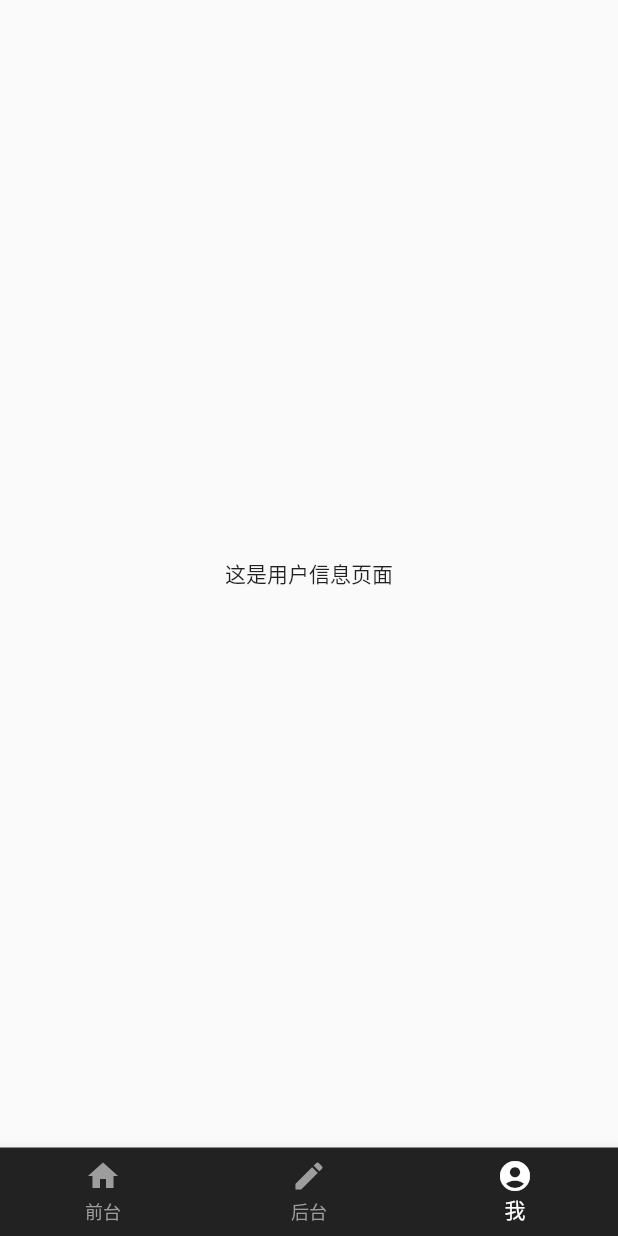
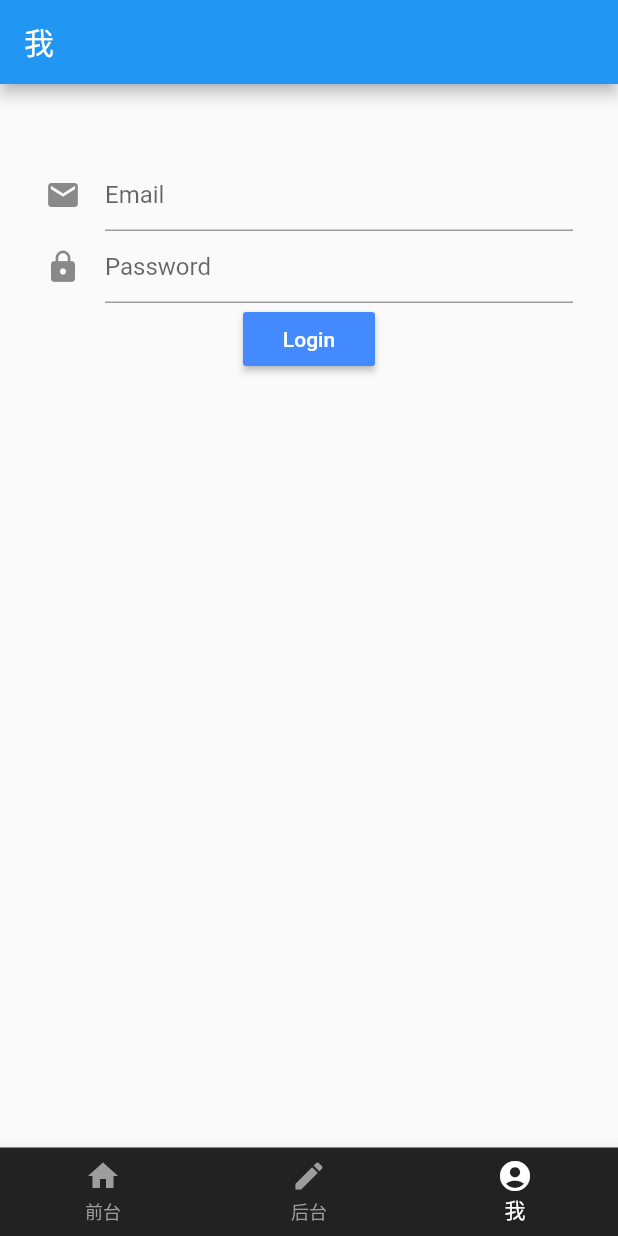
Before and after one commit to heguangyu5/ourblog-serverless-flutter-app, a Flutter app: the screen it shows after launch, item 3 of the bottom bar chosen, on a phone screen of 412 x 824 dp. Run offline on Flutter 3.47's test engine with Material 2 defaults, Android fonts, the phone set to English and light mode, and no system bars; missing offline and left inert: requests.

Commit message:
login logout ok

```diff
--- a/lib/User.dart
+++ b/lib/User.dart
@@ -1,11 +1,152 @@
+import 'package:flutter/cupertino.dart';
 import 'package:flutter/material.dart';
+import 'package:requests/requests.dart';
 
-class UserWidget extends StatelessWidget
+import 'main.dart';
+
+String email = '';
+String uid = '';
+String ost = '';
+
+class UserWidget extends StatefulWidget
 {
+  _UserWidgetState createState() => _UserWidgetState();
+}
+
+class _UserWidgetState extends State<UserWidget>
+{
+  final formKey = GlobalKey<FormState>();
+  final emailController = TextEditingController();
+  final passwordController = TextEditingController();
+
+  bool logining = false;
+
+  dispose()
+  {
+    emailController.dispose();
+    passwordController.dispose();
+    super.dispose();
+  }
+
+  Future login(BuildContext context) async {
+    email = emailController.text.trim();
+    var r = await Requests.post(
+      BASE_URL + '/login',
+      body: {
+        'email': email,
+        'password': passwordController.text.trim()
+      }
+    );
+    r.raiseForStatus();
+    var res = r.json();
+    print(r.content());
+    if (res["response"] != "SUCCESS") {
+      setState(() {
+        logining = false;
+      });
+      Scaffold.of(context).showSnackBar(SnackBar(
+        content: Text('Login failed: ' + (res["data"] != null ? res["data"]: res["response"])),
+        backgroundColor: Colors.red,
+      ));
+    } else {
+      uid = res["data"]["uid"];
+      ost = res["data"]["ost"];
+      setState(() {
+        logining = false;
+      });
+    }
+  }
+
   @override
   Widget build(BuildContext context) {
-    return Center(
-      child: Text('这是用户信息页面'),
+    Widget childWidget;
+
+    if (uid.isNotEmpty) {
+      childWidget = Column(
+        crossAxisAlignment: CrossAxisAlignment.start,
+        children: <Widget>[
+          Text("Email: $email"),
+          Text("uid: $uid"),
+          Text("ost: $ost"),
+          RaisedButton(
+            child: Text('Logout'),
+            color: Colors.redAccent,
+            textColor: Colors.white,
+            onPressed: () {
+              email = '';
+              uid = '';
+              ost = '';
+              setState(() {
+                // do nothing
+              });
+            },
+          )
+        ],
+      );
+    } else {
+      childWidget = Form(
+        key: formKey,
+        child: Column(
+          children: <Widget>[
+            TextFormField(
+              controller: emailController,
+              decoration: InputDecoration(
+                icon: Icon(Icons.email),
+                hintText: 'Email'
+              ),
+              validator: (value) {
+                if (value.isEmpty) {
+                  return 'required';
+                }
+                if (value.length < 5 || value.indexOf('@') < 1) {
+                  return 'invalid email';
+                }
+                return null;
+              },
+            ),
+            TextFormField(
+              controller: passwordController,
+              obscureText: true,
+              decoration: InputDecoration(
+                icon: Icon(Icons.lock),
+                hintText: 'Password'
+              ),
+              validator: (value) {
+                if (value.isEmpty) {
+                  return 'required';
+                }
+                if (value.length < 6) {
+                  return 'invalid password';
+                }
+                return null;
+              },
+            ),
+            RaisedButton(
+              child: Text(logining ? 'Login ...' : 'Login'),
+              color: Colors.blueAccent,
+              textColor: Colors.white,
+              onPressed: () {
+                if (formKey.currentState.validate()) {
+                  setState(() {
+                    logining = true;
+                  });
+                  login(context);
+                }
+              },
+            )
+          ],
+        ),
+      );
+    }
+
+    return Scaffold(
+      appBar: AppBar(
+        title: Text('我'),
+      ),
+      body: Padding(
+        padding: EdgeInsets.fromLTRB(30, 50, 30, 50),
+        child: childWidget,
+      )
     );
   }
 }
```
